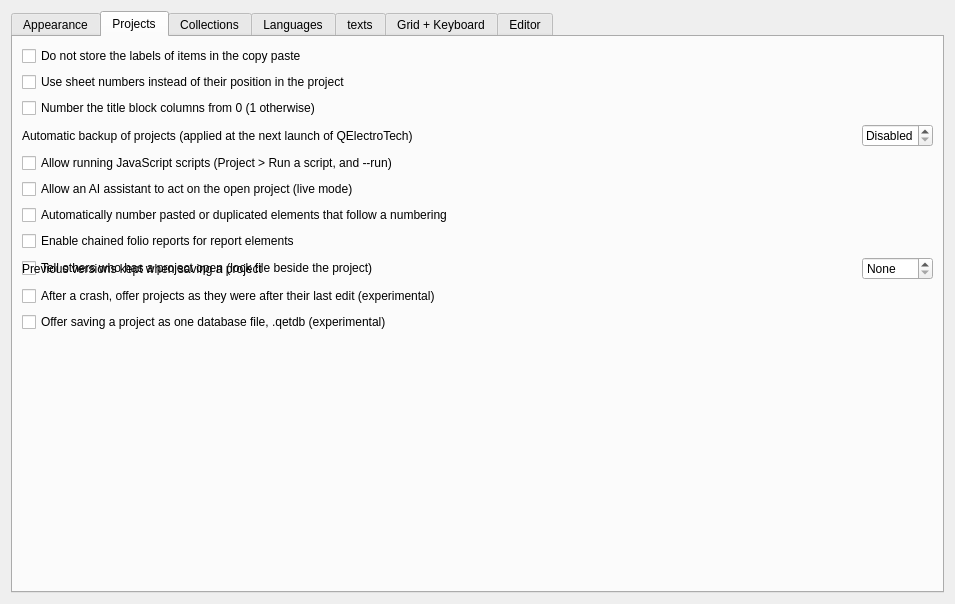
This is sources/ui/configpage/generalconfigurationpage.ui in qelectrotech/qelectrotech-source-mirror as Qt 5 draws it before an edit. The edited form follows.
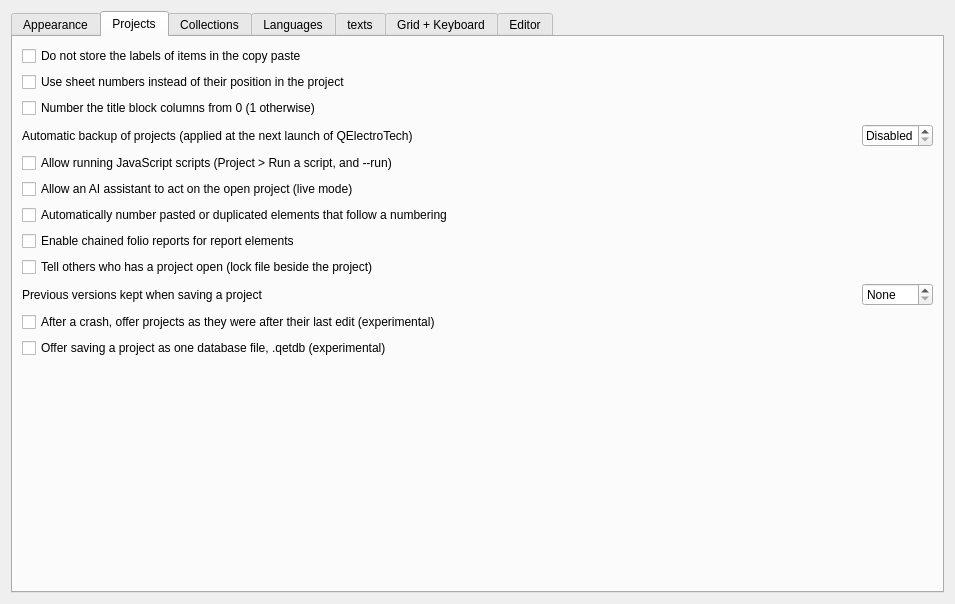
This is the edited form. The open tabs and pages were chosen to show the change. Custom widgets are drawn as their Qt base class.

Commit message:
Fix overlapping settings on the Projects tab
"Tell others who has a project open" and "Previous versions kept"
were both in grid row 8, so they drew on top of each other. Move the
rows below it down by one.

```diff
--- a/sources/ui/configpage/generalconfigurationpage.ui
+++ b/sources/ui/configpage/generalconfigurationpage.ui
@@ -456,7 +456,7 @@
          </property>
         </widget>
        </item>
-       <item row="8" column="0">
+       <item row="9" column="0">
         <widget class="QLabel" name="m_previous_versions_label">
          <property name="text">
           <string>Previous versions kept when saving a project</string>
@@ -466,7 +466,7 @@
          </property>
         </widget>
        </item>
-       <item row="8" column="2">
+       <item row="9" column="2">
         <widget class="QSpinBox" name="m_previous_versions_sb">
          <property name="toolTip">
           <string>Before a project is saved, the file as it was is copied to a folder beside it, named after the project with "-backups". Only the newest are kept.</string>
@@ -479,7 +479,7 @@
          </property>
         </widget>
        </item>
-       <item row="9" column="0">
+       <item row="10" column="0">
         <widget class="QCheckBox" name="m_working_copy_recovery">
          <property name="text">
           <string>After a crash, offer projects as they were after their last edit (experimental)</string>
@@ -489,7 +489,7 @@
          </property>
         </widget>
        </item>
-       <item row="10" column="0">
+       <item row="11" column="0">
         <widget class="QCheckBox" name="m_qetdb_enabled">
          <property name="text">
           <string>Offer saving a project as one database file, .qetdb (experimental)</string>
@@ -499,7 +499,7 @@
          </property>
         </widget>
        </item>
-       <item row="11" column="0">
+       <item row="12" column="0">
         <spacer name="verticalSpacer_2">
          <property name="orientation">
           <enum>Qt::Vertical</enum>
```
